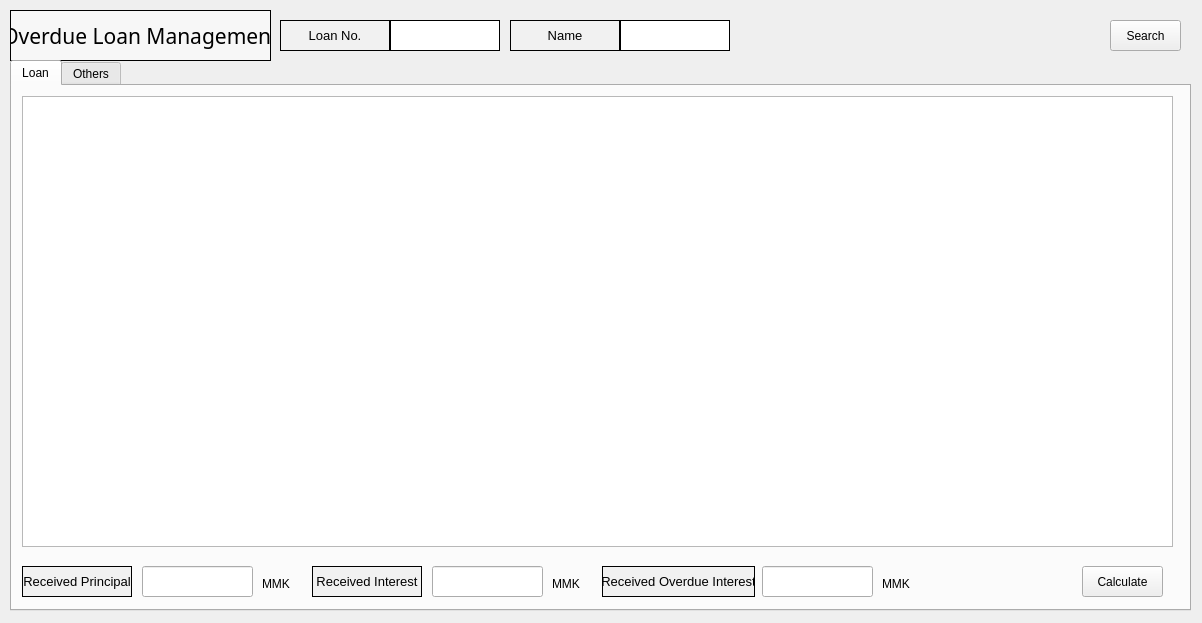
First picture: the form in app/src/pages/overdue/management.ui, repository DY-Microfinance-Customer-Management/dymf-algorithm, before the edit.
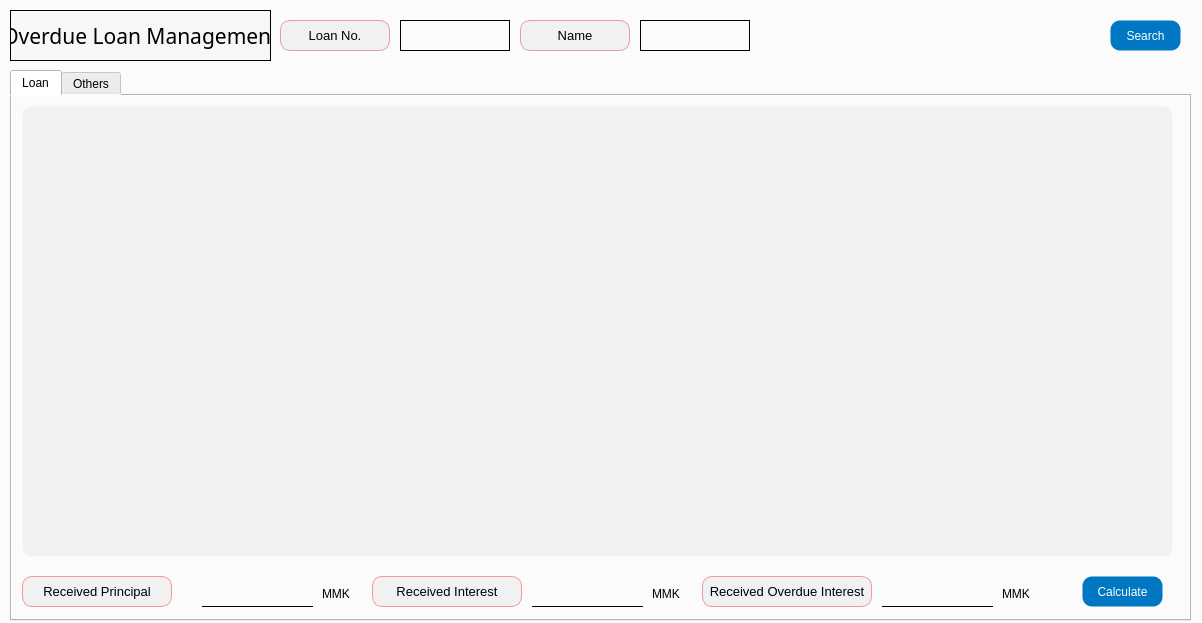
Second picture: the form after the edit.

What changed in the file:
```diff
--- a/app/src/pages/overdue/management.ui
+++ b/app/src/pages/overdue/management.ui
@@ -13,6 +13,42 @@
   <property name="windowTitle">
    <string>MainWindow</string>
   </property>
+  <property name="styleSheet">
+   <string notr="true">QWidget {
+	background-color: #fbfbfb;
+}
+
+QTableView {
+	background-color: #f1f1f1;
+	border: 1px solid transparent;
+	border-radius: 10px;
+}
+
+QPushButton {
+    background-color: #0077c2;
+    color: white;
+    border: 1px solid transparent;
+    border-radius: 10px;
+    padding: 5px 10px;
+}
+
+QPushButton:hover {
+    border: 1px solid white;
+}
+
+QPushButton:pressed {
+    background-color: #005f9e;
+    padding-top: 6px;
+    padding-bottom: 4px;
+}
+
+QPushButton:disabled {
+    background-color: lightgray;
+    color: gray;
+    border: 1px solid gray;
+}
+</string>
+  </property>
   <widget class="QWidget" name="centralwidget">
    <widget class="QPushButton" name="loanSearchButton">
     <property name="geometry">
@@ -30,7 +66,7 @@
    <widget class="QLabel" name="customerName">
     <property name="geometry">
      <rect>
-      <x>620</x>
+      <x>640</x>
       <y>20</y>
       <width>110</width>
       <height>31</height>
@@ -49,7 +85,17 @@
      </size>
     </property>
     <property name="styleSheet">
-     <string notr="true">background-color:rgb(255, 255, 255)
+     <string notr="true">QLabel {
+    border: 1px solid black;
+    background-color: transparent;
+    color: black;
+}
+
+QLabel:disabled {
+    border: 1px solid lightgray;
+    background-color: lightgray;
+    color: lightgray;
+}
 </string>
     </property>
     <property name="frameShape">
@@ -62,7 +108,7 @@
    <widget class="QLabel" name="label">
     <property name="geometry">
      <rect>
-      <x>510</x>
+      <x>520</x>
       <y>20</y>
       <width>110</width>
       <height>31</height>
@@ -86,7 +132,9 @@
      </font>
     </property>
     <property name="styleSheet">
-     <string notr="true">background-color:rgb(241, 241, 241)</string>
+     <string notr="true">background-color:rgb(241, 241, 241);
+border: 1px solid #ef9a9a;
+border-radius: 10px;</string>
     </property>
     <property name="frameShape">
      <enum>QFrame::Box</enum>
@@ -153,7 +201,9 @@
      </font>
     </property>
     <property name="styleSheet">
-     <string notr="true">background-color:rgb(241, 241, 241)</string>
+     <string notr="true">background-color:rgb(241, 241, 241);
+border: 1px solid #ef9a9a;
+border-radius: 10px;</string>
     </property>
     <property name="frameShape">
      <enum>QFrame::Box</enum>
@@ -168,7 +218,7 @@
    <widget class="QLabel" name="loanNumber">
     <property name="geometry">
      <rect>
-      <x>390</x>
+      <x>400</x>
       <y>20</y>
       <width>110</width>
       <height>31</height>
@@ -187,7 +237,17 @@
      </size>
     </property>
     <property name="styleSheet">
-     <string notr="true">background-color:rgb(255, 255, 255)
+     <string notr="true">QLabel {
+    border: 1px solid black;
+    background-color: transparent;
+    color: black;
+}
+
+QLabel:disabled {
+    border: 1px solid lightgray;
+    background-color: lightgray;
+    color: lightgray;
+}
 </string>
     </property>
     <property name="frameShape">
@@ -201,7 +261,7 @@
     <property name="geometry">
      <rect>
       <x>10</x>
-      <y>60</y>
+      <y>70</y>
       <width>1181</width>
       <height>551</height>
      </rect>
@@ -216,22 +276,54 @@
      <widget class="QLineEdit" name="receivedPrincipal">
       <property name="geometry">
        <rect>
-        <x>130</x>
+        <x>190</x>
         <y>480</y>
         <width>111</width>
         <height>31</height>
        </rect>
       </property>
+      <property name="styleSheet">
+       <string notr="true">QLineEdit {
+    border: none;
+    border-bottom: 1px solid black;
+    background-color: transparent;
+    color: black;
+}
+
+QLineEdit:disabled {
+    border: none;
+    border-bottom: 1px solid lightgray;
+    background-color: lightgray;
+    color: lightgray;
+}
+</string>
+      </property>
      </widget>
      <widget class="QLineEdit" name="receivedOverdueInterest">
       <property name="geometry">
        <rect>
-        <x>750</x>
+        <x>870</x>
         <y>480</y>
         <width>111</width>
         <height>31</height>
        </rect>
       </property>
+      <property name="styleSheet">
+       <string notr="true">QLineEdit {
+    border: none;
+    border-bottom: 1px solid black;
+    background-color: transparent;
+    color: black;
+}
+
+QLineEdit:disabled {
+    border: none;
+    border-bottom: 1px solid lightgray;
+    background-color: lightgray;
+    color: lightgray;
+}
+</string>
+      </property>
      </widget>
      <widget class="QPushButton" name="calculateButton">
       <property name="geometry">
@@ -249,15 +341,15 @@
      <widget class="QLabel" name="label_26">
       <property name="geometry">
        <rect>
-        <x>300</x>
+        <x>360</x>
         <y>480</y>
-        <width>110</width>
+        <width>150</width>
         <height>31</height>
        </rect>
       </property>
       <property name="minimumSize">
        <size>
-        <width>110</width>
+        <width>150</width>
         <height>0</height>
        </size>
       </property>
@@ -273,7 +365,9 @@
        </font>
       </property>
       <property name="styleSheet">
-       <string notr="true">background-color:rgb(241, 241, 241)</string>
+       <string notr="true">background-color:rgb(241, 241, 241);
+border: 1px solid #ef9a9a;
+border-radius: 10px;</string>
       </property>
       <property name="frameShape">
        <enum>QFrame::Box</enum>
@@ -288,25 +382,41 @@
      <widget class="QLineEdit" name="receivedInterest">
       <property name="geometry">
        <rect>
-        <x>420</x>
+        <x>520</x>
         <y>480</y>
         <width>111</width>
         <height>31</height>
        </rect>
       </property>
+      <property name="styleSheet">
+       <string notr="true">QLineEdit {
+    border: none;
+    border-bottom: 1px solid black;
+    background-color: transparent;
+    color: black;
+}
+
+QLineEdit:disabled {
+    border: none;
+    border-bottom: 1px solid lightgray;
+    background-color: lightgray;
+    color: lightgray;
+}
+</string>
+      </property>
      </widget>
      <widget class="QLabel" name="label_24">
       <property name="geometry">
        <rect>
         <x>10</x>
         <y>480</y>
-        <width>110</width>
+        <width>170</width>
         <height>31</height>
        </rect>
       </property>
       <property name="minimumSize">
        <size>
-        <width>110</width>
+        <width>150</width>
         <height>0</height>
        </size>
       </property>
@@ -322,7 +432,9 @@
        </font>
       </property>
       <property name="styleSheet">
-       <string notr="true">background-color:rgb(241, 241, 241)</string>
+       <string notr="true">background-color:rgb(241, 241, 241);
+border: 1px solid #ef9a9a;
+border-radius: 10px;</string>
       </property>
       <property name="frameShape">
        <enum>QFrame::Box</enum>
@@ -337,7 +449,7 @@
      <widget class="QLabel" name="label_45">
       <property name="geometry">
        <rect>
-        <x>870</x>
+        <x>990</x>
         <y>490</y>
         <width>41</width>
         <height>16</height>
@@ -350,7 +462,7 @@
      <widget class="QLabel" name="label_42">
       <property name="geometry">
        <rect>
-        <x>250</x>
+        <x>310</x>
         <y>490</y>
         <width>41</width>
         <height>16</height>
@@ -363,15 +475,15 @@
      <widget class="QLabel" name="label_28">
       <property name="geometry">
        <rect>
-        <x>590</x>
+        <x>690</x>
         <y>480</y>
-        <width>153</width>
+        <width>170</width>
         <height>31</height>
        </rect>
       </property>
       <property name="minimumSize">
        <size>
-        <width>153</width>
+        <width>170</width>
         <height>0</height>
        </size>
       </property>
@@ -387,7 +499,9 @@
        </font>
       </property>
       <property name="styleSheet">
-       <string notr="true">background-color:rgb(241, 241, 241)</string>
+       <string notr="true">background-color:rgb(241, 241, 241);
+border: 1px solid #ef9a9a;
+border-radius: 10px;</string>
       </property>
       <property name="frameShape">
        <enum>QFrame::Box</enum>
@@ -402,7 +516,7 @@
      <widget class="QLabel" name="label_43">
       <property name="geometry">
        <rect>
-        <x>540</x>
+        <x>640</x>
         <y>490</y>
         <width>41</width>
         <height>16</height>
```
Left out of the diff: 8 changed lines with no effect on the pictures.
